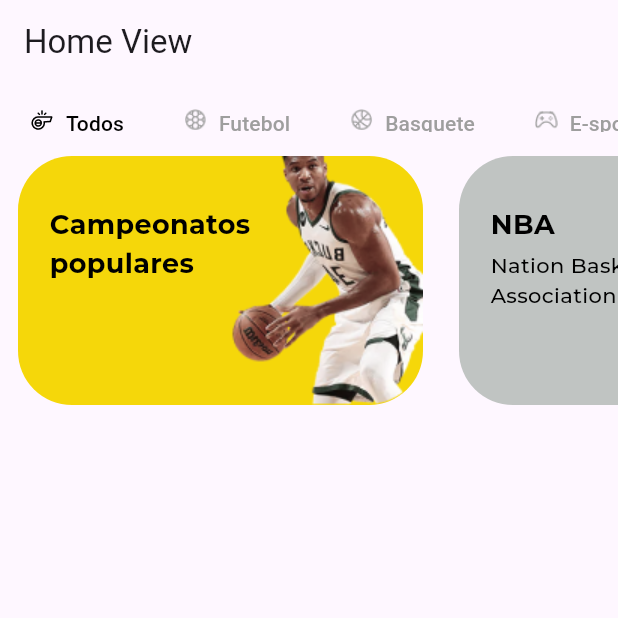
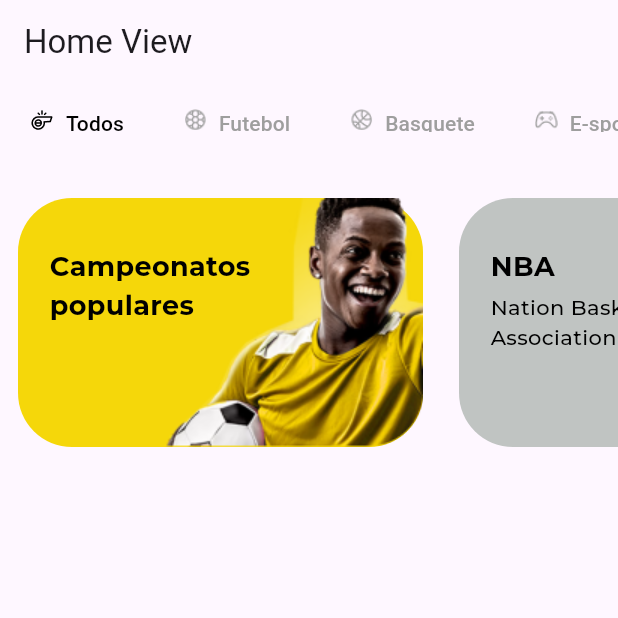
Before and after one commit to miggelucas/Loomi-Challenge, a Flutter app: the screen it shows after launch, on a phone screen of 412 x 824 dp, the top half of it. Run offline on Flutter 3.47's test engine with Material 3 defaults, Android fonts, the light colour scheme and no system bars; our stand-ins replace bloc, equatable, flutter_bloc; project files that could hold a hidden picture were left out.

Commit message:
feat: home card carrousel improving

```diff
--- a/lib/src/features/home/presentation/components/home_main_carrousel/bloc/home_card_bloc.dart
+++ b/lib/src/features/home/presentation/components/home_main_carrousel/bloc/home_card_bloc.dart
@@ -1,5 +1,6 @@
 import 'package:bloc/bloc.dart';
 import 'package:equatable/equatable.dart';
+import 'package:flutter/material.dart';
 import 'package:loomi_challenge/src/core/extensions/colors.dart';
 import 'package:loomi_challenge/src/features/home/presentation/components/home_main_carrousel/model/home_card_model.dart';
 import 'package:loomi_challenge/src/features/home/presentation/components/home_main_carrousel/model/home_card_section.dart';
@@ -13,7 +14,7 @@ class HomeCardBloc extends Bloc<HomeCardEvent, HomeCardState> {
     HomeCardModel(
       title: 'Campeonatos populares',
       subtitle: '',
-      imageUrl: 'assets/images/home_card_nba_placeholder.png',
+      imageUrl: 'assets/images/home_card_popular_tournaments.png',
       backgroundColor: HexColor.fromHex('#F5D70A'),
       section: HomeCardSection.futebol,
     ),
@@ -27,8 +28,8 @@ class HomeCardBloc extends Bloc<HomeCardEvent, HomeCardState> {
     HomeCardModel(
       title: 'League of Legends',
       subtitle: '',
-      imageUrl: 'assets/images/home_card_nba_placeholder.png',
-      backgroundColor: HexColor.fromHex("#C4B23A33"),
+      imageUrl: 'assets/images/home_card_league_of_legends.png',
+      backgroundColor: Color.fromRGBO(241, 238, 216, 1),
       section: HomeCardSection.eEsports,
     ),
   ];
--- a/lib/src/features/home/presentation/components/home_main_carrousel/widgets/home_main_carrousel.dart
+++ b/lib/src/features/home/presentation/components/home_main_carrousel/widgets/home_main_carrousel.dart
@@ -5,13 +5,16 @@ import 'package:loomi_challenge/src/features/home/presentation/components/home_m
 import 'package:loomi_challenge/src/features/home/presentation/components/home_main_carrousel/widgets/home_card_component.dart';
 
 class HomeCardCarousel extends StatelessWidget {
+  const HomeCardCarousel({super.key});
+
   @override
   Widget build(BuildContext context) {
     return BlocProvider(
         create: (_) => HomeCardBloc(),
-        child: Column(
+        child: const Column(
           children: [
             HomeCardSectionList(),
+            SizedBox(height: 28),
             HomeCardList(),
           ],
         ));
@@ -19,6 +22,8 @@ class HomeCardCarousel extends StatelessWidget {
 }
 
 class HomeCardSectionList extends StatelessWidget {
+  const HomeCardSectionList({super.key});
+
   @override
   Widget build(BuildContext context) {
     return BlocBuilder<HomeCardBloc, HomeCardState>(builder: (context, state) {
@@ -64,12 +69,14 @@ class HomeCardSectionList extends StatelessWidget {
 }
 
 class HomeCardList extends StatelessWidget {
+  const HomeCardList({super.key});
+
   @override
   Widget build(BuildContext context) {
     return BlocBuilder<HomeCardBloc, HomeCardState>(
       builder: (context, state) {
         print('State updated: ${state.selectedSection}');
-        return Container(
+        return SizedBox(
           height: HomeCardComponent.height,
           child: ListView(
             scrollDirection: Axis.horizontal,
--- a/pubspec.yaml
+++ b/pubspec.yaml
@@ -21,6 +21,8 @@ flutter:
   uses-material-design: true
   assets:
     - assets/images/home_card_nba_placeholder.png
+    - assets/images/home_card_league_of_legends.png
+    - assets/images/home_card_popular_tournaments.png
     - assets/images/basketball_icon.png
     - assets/images/soccer_icon.png
     - assets/images/whistle_icon.png
```
Also changed, not shown: assets/images/home_card_league_of_legends.png (added), assets/images/home_card_popular_tournaments.png (added).
